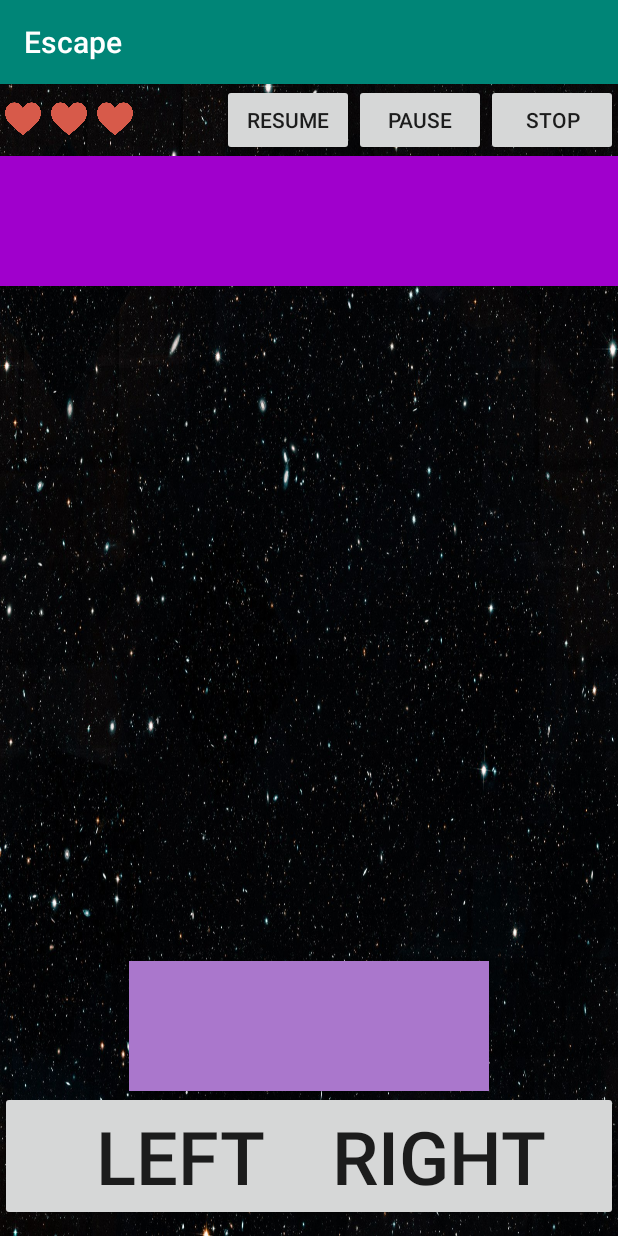
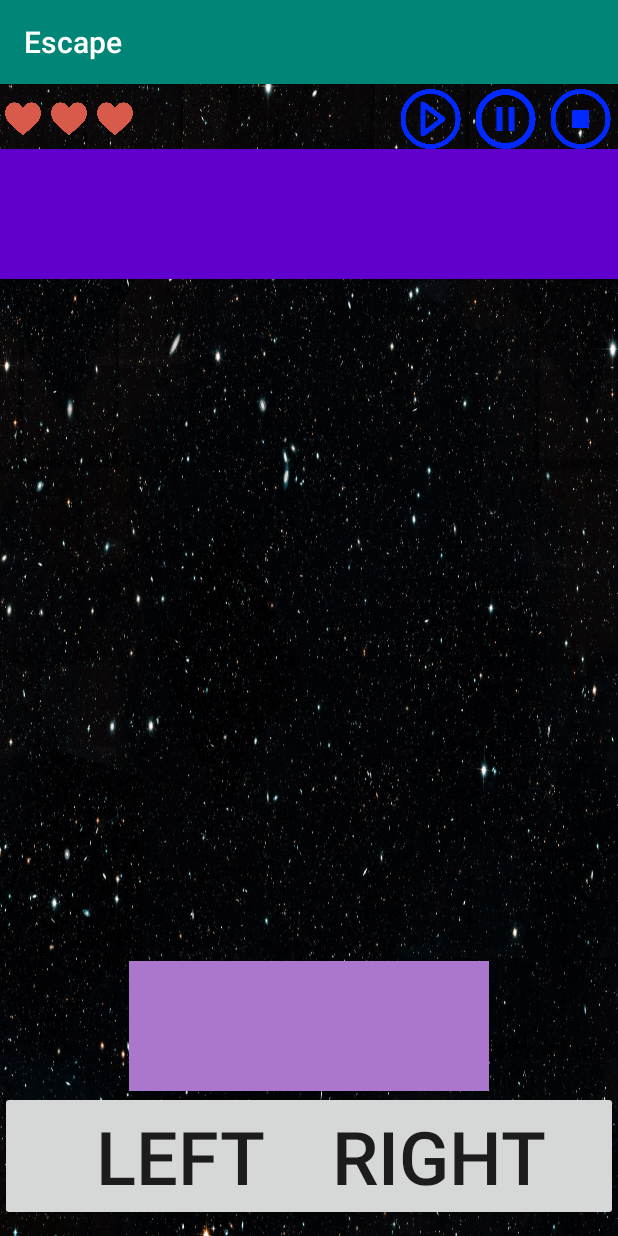
Before and after one commit to hodg300/Escape-Application, an Android app: the GameActivity screen opened directly, with no data from a screen before it, after a tap on "LEFT", on a phone screen of 412 x 824 dp. Run offline under Robolectric (Android 15) with nearby library versions, the phone set to English and light mode, and no system bars; libraries missing offline, so code that uses them is left out: androidx.constraintlayout.solver.

Commit message:
third commit

```diff
--- a/src/main/java/com/example/myfirstapp/GameActivity.java
+++ b/src/main/java/com/example/myfirstapp/GameActivity.java
@@ -82,44 +82,13 @@ public class GameActivity extends AppCompatActivity {
         disp.getSize(size);
         screenHeight=size.y;
 
-        //stop game and going to end screen
-        findViewById(R.id.btn_stop).setOnClickListener(new View.OnClickListener() {
-            @Override
-            public void onClick(View v) {
-                animation1.pause();
-                animation2.pause();
-                animation3.pause();
-                Intent gameActivityIntent = new Intent(GameActivity.this, EndActivity.class);
-                startActivity(gameActivityIntent);
-            }
-        });
 
 
 
-        //move left
-        btnLeft.setOnClickListener(new View.OnClickListener() {
-            @Override
-            public void onClick(View v) {
-
-                if (player.getX() >= (getResources().getDisplayMetrics().widthPixels * 1 / NUM_OF_COL))
-                    player.setX(player.getX() - getResources().getDisplayMetrics().widthPixels / NUM_OF_COL);
-                Log.d("state", "onClick: " + player.getX());
-            }
-        });
-        //move right
-        btnRight.setOnClickListener(new View.OnClickListener() {
-            @Override
-            public void onClick(View v) {
-                if (player.getX() < (getResources().getDisplayMetrics().widthPixels * 2 / NUM_OF_COL))
-                    player.setX(player.getX() + getResources().getDisplayMetrics().widthPixels / NUM_OF_COL);
-                Log.d("state", "onClick: " + player.getX());
-
-            }
-        });
 
         //create animation
         animation1 = ValueAnimator.ofInt(-130,screenHeight);
-        animation1.setDuration(5000).setRepeatCount(Animation.INFINITE);
+        animation1.setDuration(6000).setRepeatCount(Animation.INFINITE);
         animation1.start();
         animation1.addUpdateListener(new ValueAnimator.AnimatorUpdateListener() {
             @Override
@@ -155,7 +124,7 @@ public class GameActivity extends AppCompatActivity {
         });
 
         animation3 = ValueAnimator.ofInt(-130,screenHeight);
-        animation3.setDuration(4500).setRepeatCount(Animation.INFINITE);
+        animation3.setDuration(3000).setRepeatCount(Animation.INFINITE);
         animation3.start();
         animation3.addUpdateListener(new ValueAnimator.AnimatorUpdateListener() {
             @Override
@@ -224,4 +193,22 @@ public class GameActivity extends AppCompatActivity {
         animation2.resume();
         animation3.resume();
     }
+
+    public void clickToStop(View view) {
+        animation1.pause();
+        animation2.pause();
+        animation3.pause();
+        Intent gameActivityIntent = new Intent(GameActivity.this, EndActivity.class);
+        startActivity(gameActivityIntent);
+    }
+
+    public void clickToMoveRight(View view) {
+        if (player.getX() < (getResources().getDisplayMetrics().widthPixels * 2 / NUM_OF_COL))
+            player.setX(player.getX() + getResources().getDisplayMetrics().widthPixels / NUM_OF_COL);
+    }
+
+    public void clickToMoveLeft(View view) {
+        if (player.getX() >= (getResources().getDisplayMetrics().widthPixels * 1 / NUM_OF_COL))
+            player.setX(player.getX() - getResources().getDisplayMetrics().widthPixels / NUM_OF_COL);
+    }
 }
--- a/src/main/res/layout/activity_game.xml
+++ b/src/main/res/layout/activity_game.xml
@@ -36,24 +36,28 @@
         android:layout_toRightOf="@id/life_status2"
         />
 
-    <Button
+    <ImageView
         android:id="@+id/btn_stop"
-        android:text="Stop"
-        android:layout_width="wrap_content"
-        android:layout_height="wrap_content"
+        android:src="@drawable/stop"
+        android:layout_width="50dp"
+        android:layout_height="40dp"
+        android:layout_marginTop="3dp"
+        android:onClick="clickToStop"
         android:layout_alignParentRight="true"/>
-    <Button
+    <ImageView
         android:id="@+id/btn_pause"
-        android:text="PAUSE"
-        android:layout_width="wrap_content"
-        android:layout_height="wrap_content"
+        android:src="@drawable/pause"
+        android:layout_width="50dp"
+        android:layout_height="40dp"
+        android:layout_marginTop="3dp"
         android:onClick="clickToPause"
         android:layout_toLeftOf="@id/btn_stop"/>
-    <Button
+    <ImageView
         android:id="@+id/btn_resume"
-        android:text="RESUME"
-        android:layout_width="wrap_content"
-        android:layout_height="wrap_content"
+        android:src="@drawable/resume"
+        android:layout_width="50dp"
+        android:layout_height="40dp"
+        android:layout_marginTop="3dp"
         android:layout_toLeftOf="@id/btn_pause"
         android:onClick="clickToResume"/>
 
@@ -80,7 +84,7 @@
                 android:id="@+id/enemy1"
                 android:layout_width="match_parent"
                 android:layout_height="130px"
-                android:background="#A000CC"
+                android:background="#6000CC"
             />
         </LinearLayout>
         <LinearLayout
@@ -96,7 +100,7 @@
                 android:id="@+id/enemy2"
                 android:layout_width="match_parent"
                 android:layout_height="130px"
-                android:background="#A000CC"
+                android:background="#6000CC"
                 />
         </LinearLayout>
         <LinearLayout
@@ -112,7 +116,7 @@
                 android:id="@+id/enemy3"
                 android:layout_width="match_parent"
                 android:layout_height="130px"
-                android:background="#A000CC"
+                android:background="#6000CC"
                 />
         </LinearLayout>
 
@@ -124,6 +128,7 @@
         android:autoSizeTextType="uniform"
         android:layout_width="360px"
         android:layout_height="130px"
+        android:onClick="clickToMoveLeft"
         android:layout_alignParentBottom="true"
         android:layout_alignParentLeft="true"
 
@@ -134,6 +139,7 @@
         android:autoSizeTextType="uniform"
         android:layout_width="360px"
         android:layout_height="130px"
+        android:onClick="clickToMoveRight"
         android:layout_alignParentBottom="true"
         android:layout_alignParentRight="true" />
 
```
Also changed, not shown: src/main/res/drawable/pause.png, src/main/res/drawable/resume.png, src/main/res/drawable/stop.png.
